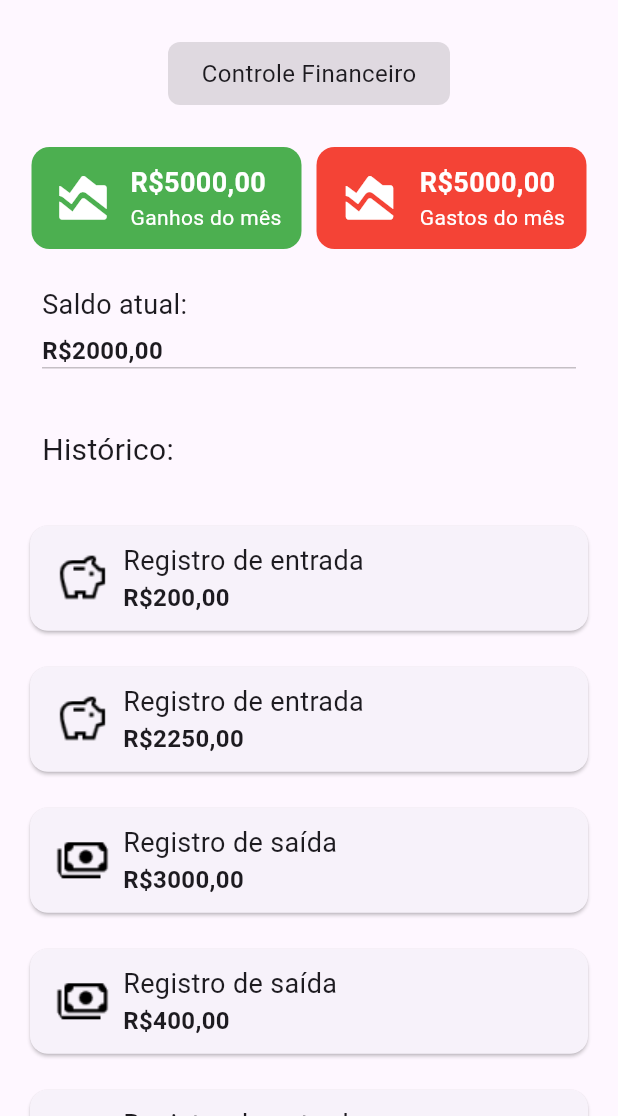
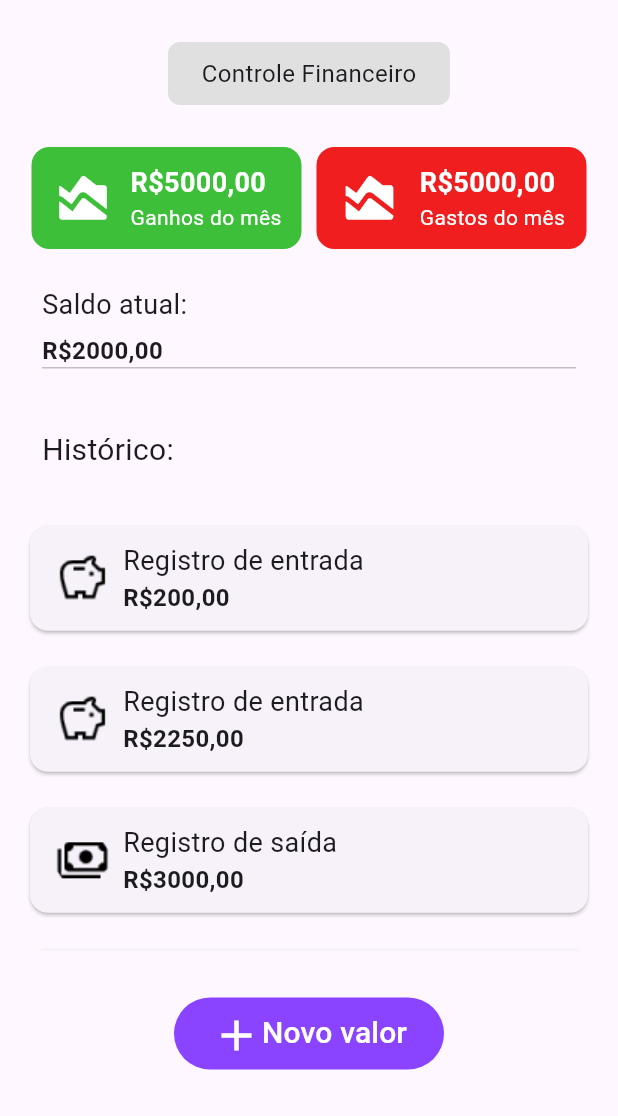
Before and after one commit to leticiabaldin/smart_money_app, a Flutter app: the HomePage screen opened by its route, on a phone screen of 412 x 824 dp, the part 120-1236 px from its top. Run offline on Flutter 3.47's test engine with Material 2 defaults, Android fonts, the light colour scheme and no system bars; our stand-ins replace go_router.

Commit message:
:sparkles: Add Modal Widget and Colors class

```diff
--- a/lib/assets/colors/colors_smart_money.dart
+++ b/lib/assets/colors/colors_smart_money.dart
@@ -1,5 +1,9 @@
 import 'package:flutter/material.dart';
 
 class AppColors{
-  //Implementar cores de fora aqui
+  static const purpleApp = Color(0XFF8A44FF);
+  static const greyApp = Color(0XFFE0E0E0);
+  static const greyDarkApp = Color(0XFF8C8C8C);
+  static const greenApp = Color(0XFF3DBF3A);
+  static const redApp = Color(0xFFF01E1E);
 }
--- a/lib/pages/create_account_page.dart
+++ b/lib/pages/create_account_page.dart
@@ -1,5 +1,6 @@
 import 'package:flutter/material.dart';
 import 'package:go_router/go_router.dart';
+import 'package:smart_money_app/assets/colors/colors_smart_money.dart';
 
 class CreateAccountPage extends StatefulWidget {
   const CreateAccountPage({Key? key}) : super(key: key);
@@ -181,7 +182,7 @@ class _CreateAccountPageState extends State<CreateAccountPage> {
                   onPressed: () {},
                   style: ElevatedButton.styleFrom(
                       alignment: Alignment.center,
-                      backgroundColor: Colors.deepPurpleAccent),
+                      backgroundColor: AppColors.purpleApp),
                   child: const Text(
                     'Criar Conta',
                     style: TextStyle(
--- a/lib/pages/home_page.dart
+++ b/lib/pages/home_page.dart
@@ -1,5 +1,8 @@
 import 'package:flutter/material.dart';
 import 'package:go_router/go_router.dart';
+import 'package:smart_money_app/widgets/modal_home_values.dart';
+
+import '../assets/colors/colors_smart_money.dart';
 
 class HomePage extends StatefulWidget {
   const HomePage({Key? key}) : super(key: key);
@@ -9,6 +12,7 @@ class HomePage extends StatefulWidget {
 }
 
 class _HomePageState extends State<HomePage> {
+
   @override
   Widget build(BuildContext context) {
     return Scaffold(
@@ -16,7 +20,7 @@ class _HomePageState extends State<HomePage> {
         preferredSize: const Size.fromHeight(80),
         child: AppBar(
           elevation: 6,
-          backgroundColor: Colors.deepPurpleAccent,
+          backgroundColor: AppColors.purpleApp,
           leading: Container(
             margin: const EdgeInsets.only(left: 8),
             child: const CircleAvatar(
@@ -48,7 +52,7 @@ class _HomePageState extends State<HomePage> {
                 showModalBottomSheet(
                   context: context,
                   builder: (BuildContext context) {
-                    return Container(
+                    return SizedBox(
                       height: 240,
                       child: Column(
                         children: [
@@ -59,7 +63,7 @@ class _HomePageState extends State<HomePage> {
                             ),
                             alignment: Alignment.center,
                             child: const Text(
-                              'Tem certeza que deseja sair do aplicativo?',
+                              'Você tem certeza que deseja sair do aplicativo?',
                               style: TextStyle(
                                 fontSize: 20,
                               ),
@@ -73,15 +77,15 @@ class _HomePageState extends State<HomePage> {
                                   context.go('/');
                                 },
                                 style: ElevatedButton.styleFrom(
-                                    backgroundColor: Colors.black12,
+                                    //backgroundColor: AppColors.greyDarkApp,
                                     padding: const EdgeInsets.symmetric(
                                       vertical: 10,
-                                      horizontal: 24,
-                                    )),
+                                      horizontal: 32,
+                                    ),),
                                 child: const Text(
                                   'Confirmar',
                                   style: TextStyle(
-                                    color: Colors.white,
+
                                     fontSize: 20,
                                   ),
                                 ),
@@ -89,10 +93,10 @@ class _HomePageState extends State<HomePage> {
                               ElevatedButton(
                                 onPressed: () => Navigator.pop(context),
                                 style: ElevatedButton.styleFrom(
-                                    backgroundColor: Colors.red,
+                                    backgroundColor: AppColors.greyDarkApp,
                                     padding: const EdgeInsets.symmetric(
                                       vertical: 10,
-                                      horizontal: 24,
+                                      horizontal: 32,
                                     )),
                                 child: const Text(
                                   'Cancelar',
@@ -123,14 +127,22 @@ class _HomePageState extends State<HomePage> {
         ),
       ),
       body: Column(
+        mainAxisAlignment: MainAxisAlignment.center,
         children: [
           Container(
-            margin: const EdgeInsets.symmetric(vertical: 28, horizontal: 0),
+            margin: const EdgeInsets.symmetric(vertical: 0, horizontal: 28),
+            child: Row(
+              // crossAxisAlignment: CrossAxisAlignment.center,
+              mainAxisSize: MainAxisSize.min,
+              children: [
+                Container(
+                  width: 188,
+                  margin:
+                      const EdgeInsets.symmetric(vertical: 28, horizontal: 0),
                   height: 42,
-            width: 188,
                   decoration: BoxDecoration(
                     borderRadius: BorderRadius.circular(8),
-              color: Colors.black12,
+                    color: AppColors.greyApp,
                   ),
                   child: const Align(
                     alignment: Alignment.center,
@@ -138,6 +150,9 @@ class _HomePageState extends State<HomePage> {
                       'Controle Financeiro',
                       style: TextStyle(fontSize: 16),
                     ),
+                  ),
+                ),
+              ],
             ),
           ),
           Container(
@@ -152,7 +167,7 @@ class _HomePageState extends State<HomePage> {
                   height: 68,
                   width: 180,
                   decoration: BoxDecoration(
-                      color: Colors.green,
+                      color: AppColors.greenApp,
                       borderRadius: BorderRadius.circular(12)),
                   child: Padding(
                     padding: const EdgeInsets.all(8.0),
@@ -194,7 +209,7 @@ class _HomePageState extends State<HomePage> {
                   height: 68,
                   width: 180,
                   decoration: BoxDecoration(
-                      color: Colors.red,
+                      color: AppColors.redApp,
                       borderRadius: BorderRadius.circular(12)),
                   child: Padding(
                     padding: const EdgeInsets.all(8.0),
@@ -287,7 +302,8 @@ class _HomePageState extends State<HomePage> {
                         children: [
                           const Image(
                             image:
-                                AssetImage('lib/assets/images/pig_image.png'),height: 54,
+                                AssetImage('lib/assets/images/pig_image.png'),
+                            height: 54,
                           ),
                           Column(
                             crossAxisAlignment: CrossAxisAlignment.start,
@@ -322,7 +338,8 @@ class _HomePageState extends State<HomePage> {
                         children: [
                           const Image(
                             image:
-                            AssetImage('lib/assets/images/pig_image.png'),height: 54,
+                                AssetImage('lib/assets/images/pig_image.png'),
+                            height: 54,
                           ),
                           Column(
                             crossAxisAlignment: CrossAxisAlignment.start,
@@ -357,7 +374,8 @@ class _HomePageState extends State<HomePage> {
                         children: [
                           const Image(
                             image:
-                            AssetImage('lib/assets/images/money_image.png'),height: 54,
+                                AssetImage('lib/assets/images/money_image.png'),
+                            height: 54,
                           ),
                           Column(
                             crossAxisAlignment: CrossAxisAlignment.start,
@@ -392,7 +410,8 @@ class _HomePageState extends State<HomePage> {
                         children: [
                           const Image(
                             image:
-                            AssetImage('lib/assets/images/money_image.png'),height: 54,
+                                AssetImage('lib/assets/images/money_image.png'),
+                            height: 54,
                           ),
                           Column(
                             crossAxisAlignment: CrossAxisAlignment.start,
@@ -427,7 +446,8 @@ class _HomePageState extends State<HomePage> {
                         children: [
                           const Image(
                             image:
-                            AssetImage('lib/assets/images/pig_image.png'),height: 54,
+                                AssetImage('lib/assets/images/pig_image.png'),
+                            height: 54,
                           ),
                           Column(
                             crossAxisAlignment: CrossAxisAlignment.start,
@@ -452,6 +472,45 @@ class _HomePageState extends State<HomePage> {
                 ),
               ],
             ),
+          ),
+          Container(
+            alignment: Alignment.center,
+            height: 110,
+            width: double.maxFinite,
+            child: Stack(
+              children: [
+                TextButton(
+                  style: ElevatedButton.styleFrom(
+                    backgroundColor: AppColors.purpleApp,
+                    fixedSize: const Size(180, 48),
+                    elevation: 12,
+                  ),
+                  onPressed: () {
+                    showDialog(
+                        context: context,
+                        builder: (BuildContext context) =>
+                            const ModalHomeValues());
+                  },
+                  child: Row(
+                    mainAxisAlignment: MainAxisAlignment.center,
+                    children: const [
+                      Icon(
+                        Icons.add,
+                        size: 34,
+                        color: Colors.white,
+                      ),
+                      Text(
+                        'Novo valor',
+                        style: TextStyle(
+                          fontSize: 20,
+                          color: Colors.white,
+                        ),
+                      ),
+                    ],
+                  ),
+                ),
+              ],
+            ),
           )
         ],
       ),
--- a/pubspec.yaml
+++ b/pubspec.yaml
@@ -31,6 +31,7 @@ dependencies:
   flutter:
     sdk: flutter
   go_router: ^7.1.1
+  animated_snack_bar: ^0.3.1
 
 
   # The following adds the Cupertino Icons font to your application.
```
Also changed, not shown: lib/pages/login_page.dart (+7 -3 lines), lib/widgets/modal_home_values.dart (added, +176 -0 lines), pubspec.lock. Lines whose indentation alone changed are shown as unchanged.
